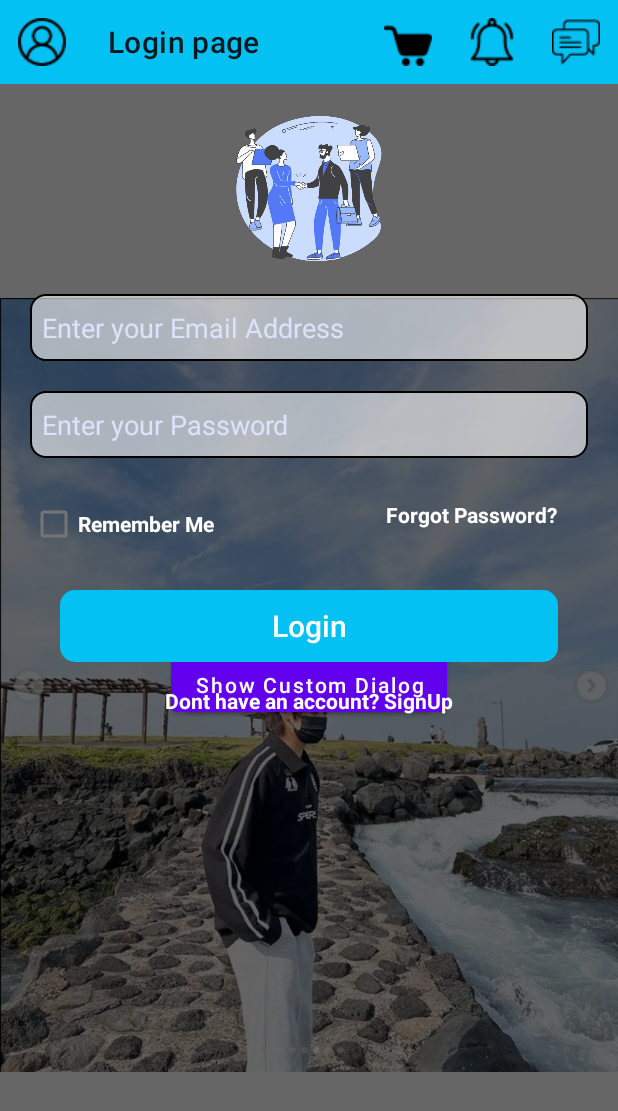
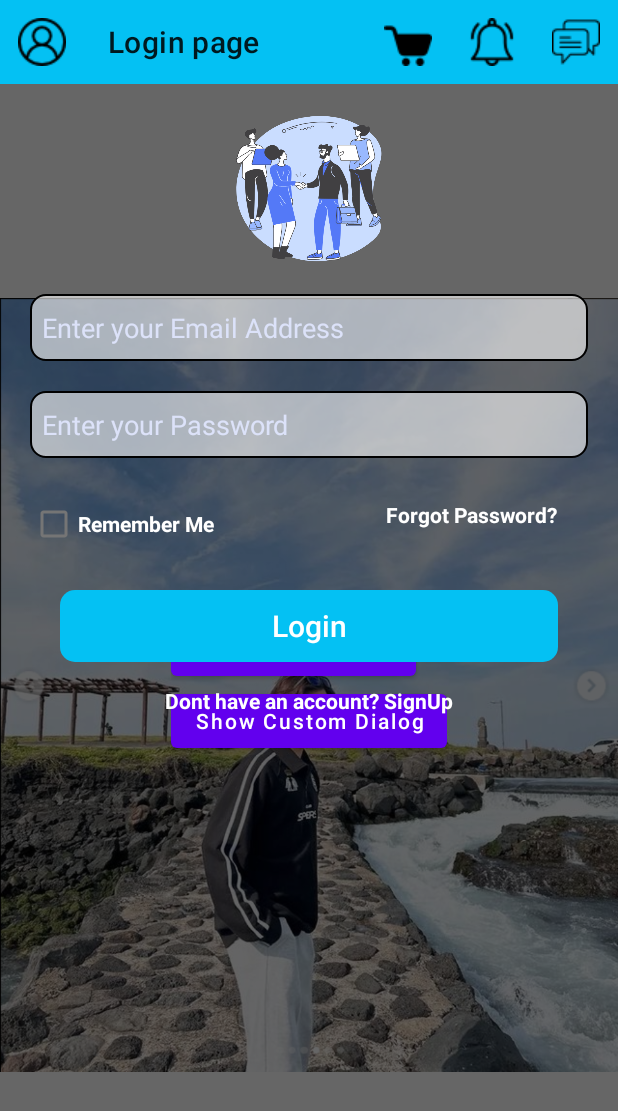
Before and after one commit to rachanadhungana/Mobile-Programming, an Android app: the fragment Profile_Fragment placed in its activity, on a phone screen of 412 x 824 dp. Shown: the top 1111 px of the screen. Run offline under Robolectric (Android 15) with nearby library versions, the phone set to English and light mode, and no system bars.

```diff
--- a/app/src/main/res/layout/fragment_profile.xml
+++ b/app/src/main/res/layout/fragment_profile.xml
@@ -17,11 +17,15 @@
         android:layout_gravity="top|center_horizontal"
 
        />
+    <LinearLayout
+        android:layout_width="wrap_content"
+        android:layout_height="wrap_content"
+        android:orientation="vertical"
+        android:layout_gravity="center">
     <Button
         android:id="@+id/btnAlert"
         android:layout_width="wrap_content"
         android:layout_height="wrap_content"
-        android:layout_gravity="center"
         android:text="Show Alert Dialog"
         android:textAllCaps="false"/>
 
@@ -29,8 +33,8 @@
         android:id="@+id/btnCustom"
         android:layout_width="wrap_content"
         android:layout_height="wrap_content"
-        android:layout_gravity="center"
         android:text="Show Custom Dialog"
         android:textAllCaps="false"/>
+    </LinearLayout>
 
 </FrameLayout>
```
Also changed, not shown: app/src/main/java/com/example/rachanadhungana/Profile_Fragment.java (+30 -0 lines).
